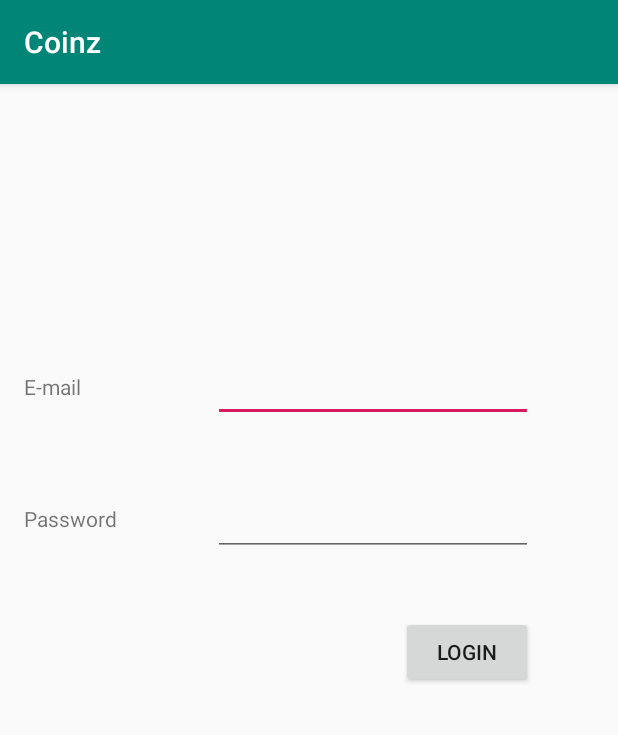
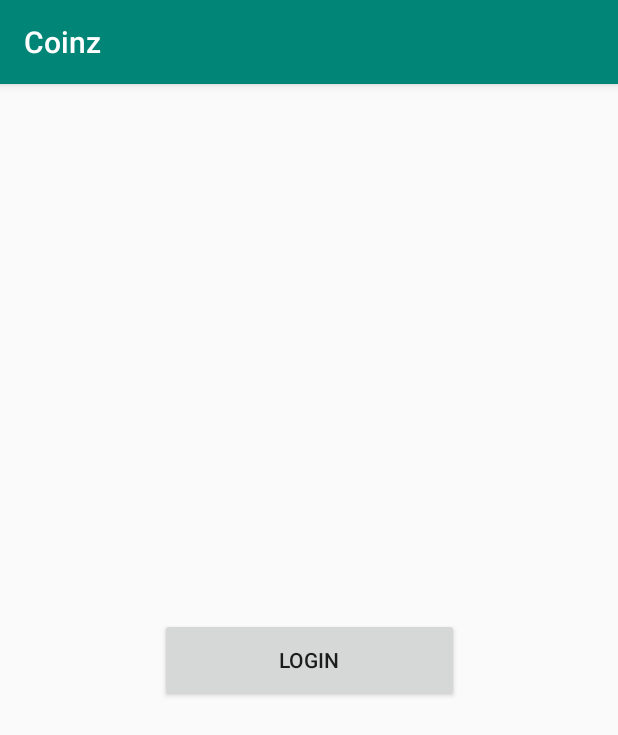
Before and after one commit to notexactlyawe/coinz, an Android app: the screen it shows after launch (MainActivity), after a tap on "LOGIN", on a phone screen of 412 x 824 dp. Shown: the top 735 px of the screen. Run offline under Robolectric (Android 15) with nearby library versions, the phone set to English and light mode, and no system bars; our stand-ins replace Firebase (no records; nobody signed in at launch, a user with empty details on screens opened directly); libraries missing offline, so code that uses them is left out: com.firebase.ui; 2 statements that could not run were skipped.

Commit message:
Add firebase user auth
Remove old login screen design since unnecessary

```diff
--- a/app/build.gradle
+++ b/app/build.gradle
@@ -30,4 +30,9 @@ dependencies {
     testImplementation 'junit:junit:4.12'
     androidTestImplementation 'com.android.support.test:runner:1.0.2'
     androidTestImplementation 'com.android.support.test.espresso:espresso-core:3.0.2'
+    implementation 'com.google.firebase:firebase-core:16.0.1'
+    implementation 'com.firebaseui:firebase-ui-auth:4.1.0'
+
 }
+
+apply plugin: 'com.google.gms.google-services'
--- a/app/src/main/java/com/cameronmacleod/coinz/MainActivity.kt
+++ b/app/src/main/java/com/cameronmacleod/coinz/MainActivity.kt
@@ -1,33 +1,70 @@
 package com.cameronmacleod.coinz
 
+import android.app.Activity
 import android.content.Context
+import android.content.Intent
 import android.support.v7.app.AppCompatActivity
 import android.os.Bundle
 import android.view.View
 import android.widget.Toast
+import com.firebase.ui.auth.AuthUI
+import com.firebase.ui.auth.IdpResponse
+import com.google.firebase.auth.FirebaseAuth
 import kotlinx.android.synthetic.main.activity_main.*
 
 class MainActivity : AppCompatActivity() {
 
+    val RC_SIGN_IN = 42
+
     override fun onCreate(savedInstanceState: Bundle?) {
         super.onCreate(savedInstanceState)
-        val coinzDbName : String = getString(R.string.db_name)
-        val db = applicationContext.getSharedPreferences(coinzDbName, Context.MODE_PRIVATE)
-        if (db.getBoolean("isLoggedIn", false)) {
-            val toast = Toast.makeText(applicationContext, "Logged in", Toast.LENGTH_SHORT)
-            toast.show()
+
+        setContentView(R.layout.activity_main)
+
+        val user = FirebaseAuth.getInstance().currentUser
+
+        if (user != null) {
+            fetchData()
+            redirectToMainScreen()
         }
-        setContentView(R.layout.activity_main)
     }
 
     fun onLoginButtonClicked(view: View) {
-        val password = passwordInput.text
-        val toast = Toast.makeText(applicationContext, password, Toast.LENGTH_SHORT)
-        toast.show()
-        val coinzDbName : String = getString(R.string.db_name)
-        val db = applicationContext.getSharedPreferences(coinzDbName, Context.MODE_PRIVATE)
-        val editable = db.edit()
-        editable.putBoolean("isLoggedIn", true)
-        editable.commit()
+        val providers = arrayListOf(AuthUI.IdpConfig.GoogleBuilder().build())
+
+        startActivityForResult(
+                AuthUI.getInstance()
+                        .createSignInIntentBuilder()
+                        .setAvailableProviders(providers)
+                        .build(),
+                RC_SIGN_IN)
+    }
+
+    fun fetchData() {
+
+    }
+
+    fun redirectToMainScreen() {
+
+    }
+
+    override fun onActivityResult(requestCode: Int, resultCode: Int, data: Intent?) {
+        super.onActivityResult(requestCode, resultCode, data)
+
+        if (requestCode == RC_SIGN_IN) {
+            val response = IdpResponse.fromResultIntent(data)
+
+            if (resultCode == Activity.RESULT_OK) {
+                // Successfully signed in
+                val user = FirebaseAuth.getInstance().currentUser
+                fetchData()
+                redirectToMainScreen()
+            } else if (response != null) {
+                // if response was null, then user pressed the back button
+                val toast = Toast.makeText(applicationContext,
+                        "Login failed, please try again", Toast.LENGTH_SHORT)
+                toast.show()
+            }
+        }
     }
 }
--- a/app/src/main/res/layout/activity_main.xml
+++ b/app/src/main/res/layout/activity_main.xml
@@ -6,59 +6,18 @@
     android:layout_height="match_parent"
     tools:context=".MainActivity">
 
-    <EditText
-        android:id="@+id/emailInput"
-        android:layout_width="wrap_content"
-        android:layout_height="wrap_content"
-        android:layout_marginTop="180dp"
-        android:ems="10"
-        android:inputType="textEmailAddress"
-        app:layout_constraintStart_toStartOf="@+id/passwordInput"
-        app:layout_constraintTop_toTopOf="parent" />
-
-    <TextView
-        android:id="@+id/emailLabel"
-        android:layout_width="wrap_content"
-        android:layout_height="wrap_content"
-        android:layout_marginTop="192dp"
+    <Button
+        android:id="@+id/loginButton"
+        android:layout_width="199dp"
+        android:layout_height="56dp"
+        android:layout_marginStart="8dp"
+        android:layout_marginTop="8dp"
         android:layout_marginEnd="8dp"
         android:layout_marginBottom="8dp"
-        android:text="E-mail"
-        app:layout_constraintBottom_toTopOf="@+id/textView2"
-        app:layout_constraintEnd_toStartOf="@+id/emailInput"
-        app:layout_constraintHorizontal_bias="0.0"
-        app:layout_constraintStart_toStartOf="@+id/textView2"
-        app:layout_constraintTop_toTopOf="parent"
-        app:layout_constraintVertical_bias="0.0" />
-
-    <TextView
-        android:id="@+id/textView2"
-        android:layout_width="wrap_content"
-        android:layout_height="wrap_content"
-        android:layout_marginStart="16dp"
-        android:layout_marginTop="280dp"
-        android:text="Password"
+        android:onClick="onLoginButtonClicked"
+        android:text="Login"
+        app:layout_constraintBottom_toBottomOf="parent"
+        app:layout_constraintEnd_toEndOf="parent"
         app:layout_constraintStart_toStartOf="parent"
         app:layout_constraintTop_toTopOf="parent" />
-
-    <EditText
-        android:id="@+id/passwordInput"
-        android:layout_width="wrap_content"
-        android:layout_height="wrap_content"
-        android:layout_marginStart="64dp"
-        android:layout_marginTop="44dp"
-        android:ems="10"
-        android:inputType="textPassword"
-        app:layout_constraintStart_toEndOf="@+id/textView2"
-        app:layout_constraintTop_toBottomOf="@+id/emailInput" />
-
-    <Button
-        android:id="@+id/loginButton"
-        android:layout_width="wrap_content"
-        android:layout_height="wrap_content"
-        android:layout_marginTop="40dp"
-        android:onClick="onLoginButtonClicked"
-        android:text="Login"
-        app:layout_constraintEnd_toEndOf="@+id/passwordInput"
-        app:layout_constraintTop_toBottomOf="@+id/passwordInput" />
 </android.support.constraint.ConstraintLayout>
--- a/build.gradle
+++ b/build.gradle
@@ -9,7 +9,7 @@ buildscript {
     dependencies {
         classpath 'com.android.tools.build:gradle:3.2.0'
         classpath "org.jetbrains.kotlin:kotlin-gradle-plugin:$kotlin_version"
-
+        classpath 'com.google.gms:google-services:4.0.1'
         // NOTE: Do not place your application dependencies here; they belong
         // in the individual module build.gradle files
     }
```
Also changed, not shown: 1 other file.
